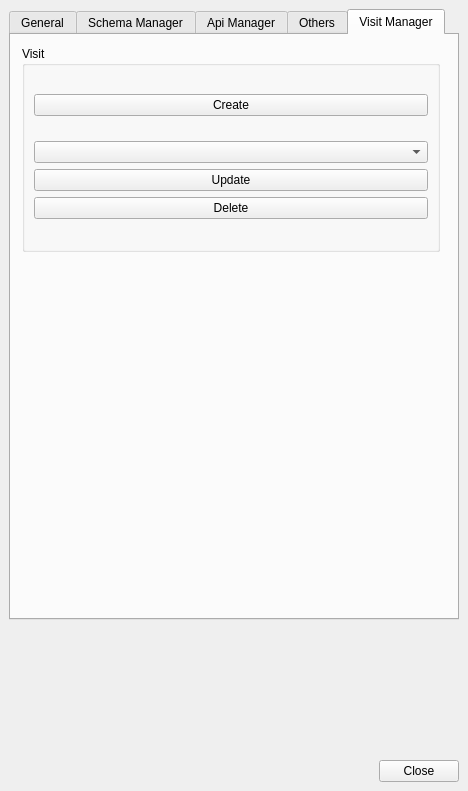
Before: the Qt Designer form ui/readsql.ui in Giswater/giswater_qgis_plugin, drawn with Qt 5.
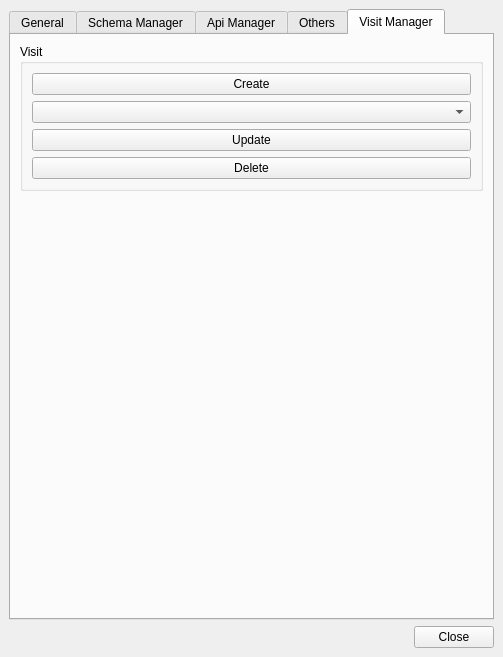
After: the same form once the commit is applied. The open tabs and pages were chosen to show the change. Icons and pictures are not drawn.

Commit message: WIP visit manager class on create schema form

```diff
--- a/ui/readsql.ui
+++ b/ui/readsql.ui
@@ -6,8 +6,8 @@
    <rect>
     <x>0</x>
     <y>0</y>
-    <width>468</width>
-    <height>791</height>
+    <width>503</width>
+    <height>643</height>
    </rect>
   </property>
   <property name="sizePolicy">
@@ -1141,15 +1141,9 @@
        <attribute name="title">
         <string>Visit Manager</string>
        </attribute>
+       <layout class="QGridLayout" name="gridLayout_23">
+        <item row="0" column="0">
        <widget class="QGroupBox" name="groupBox_8">
-        <property name="geometry">
-         <rect>
-          <x>11</x>
-          <y>11</y>
-          <width>418</width>
-          <height>206</height>
-         </rect>
-        </property>
         <property name="title">
          <string>Visit</string>
         </property>
@@ -1188,6 +1182,21 @@
          </item>
         </layout>
        </widget>
+        </item>
+        <item row="1" column="0">
+         <spacer name="verticalSpacer_4">
+          <property name="orientation">
+           <enum>Qt::Vertical</enum>
+          </property>
+          <property name="sizeHint" stdset="0">
+           <size>
+            <width>20</width>
+            <height>40</height>
+           </size>
+          </property>
+         </spacer>
+        </item>
+       </layout>
       </widget>
      </widget>
     </item>
```
Left out of the diff: 74 changed lines with no effect on the pictures. Lines whose indentation alone changed are shown as unchanged. The commit also changes 2 other files.
